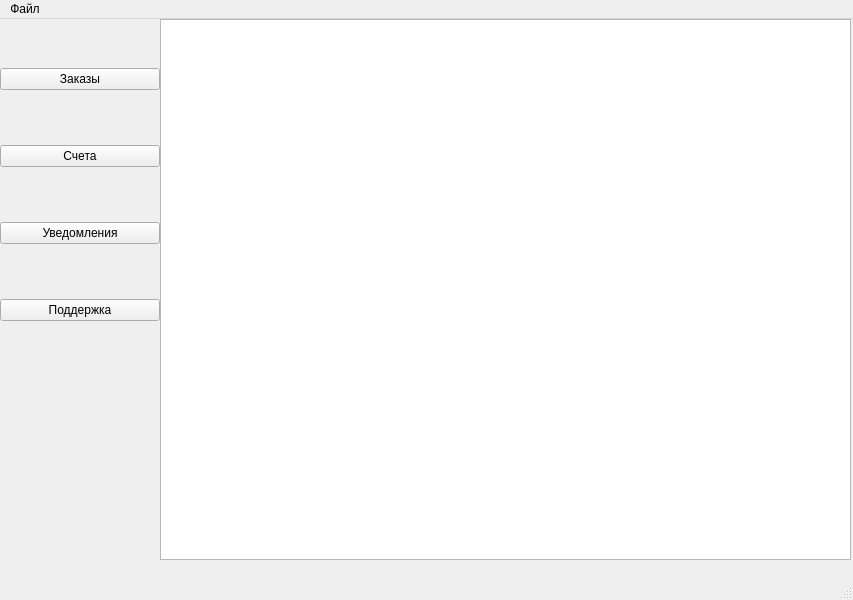
The window that client/ui/mainwindow.ui (ArchivedProje/bsbd) describes before a commit, drawn with Qt 5.
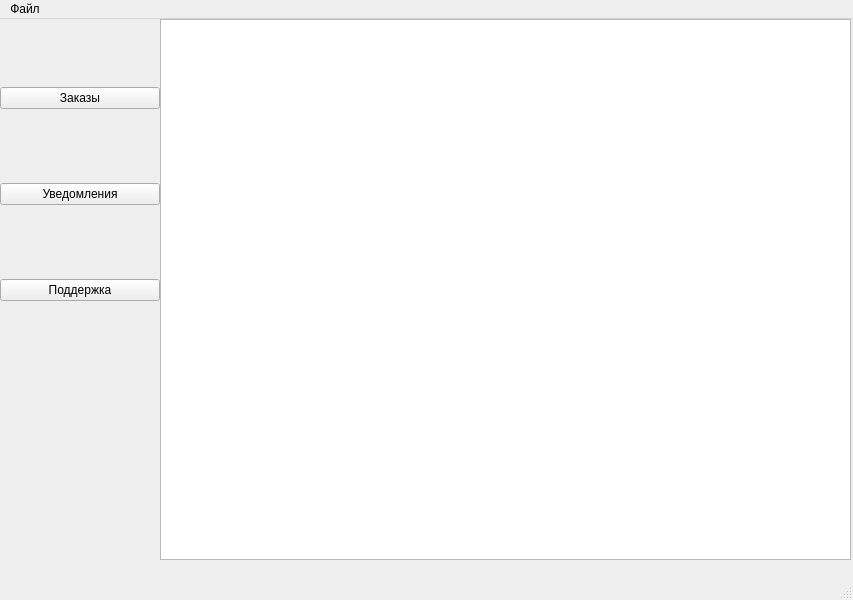
The same window after the commit.

Commit message: added client windows

Diff of the .ui file:
```diff
--- a/client/ui/mainwindow.ui
+++ b/client/ui/mainwindow.ui
@@ -34,16 +34,6 @@
        </property>
       </widget>
      </item>
-     <item>
-      <widget class="QPushButton" name="billingsBtn">
-       <property name="text">
-        <string>Счета</string>
-       </property>
-       <property name="checkable">
-        <bool>false</bool>
-       </property>
-      </widget>
-     </item>
      <item>
       <widget class="QPushButton" name="notifyBtn">
        <property name="text">
```
The commit also changes 6 other files.
